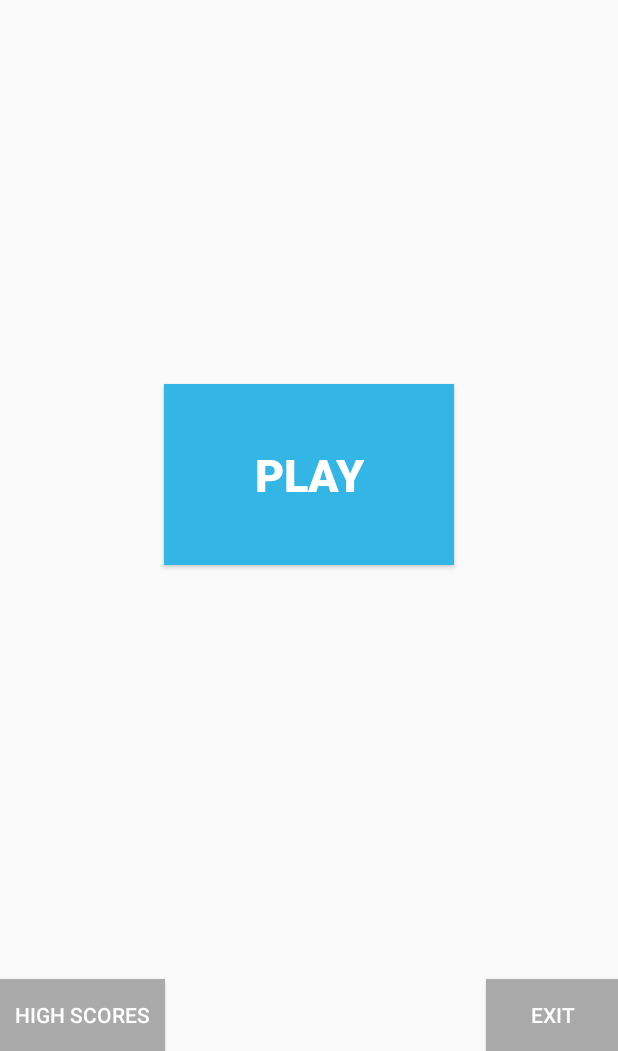
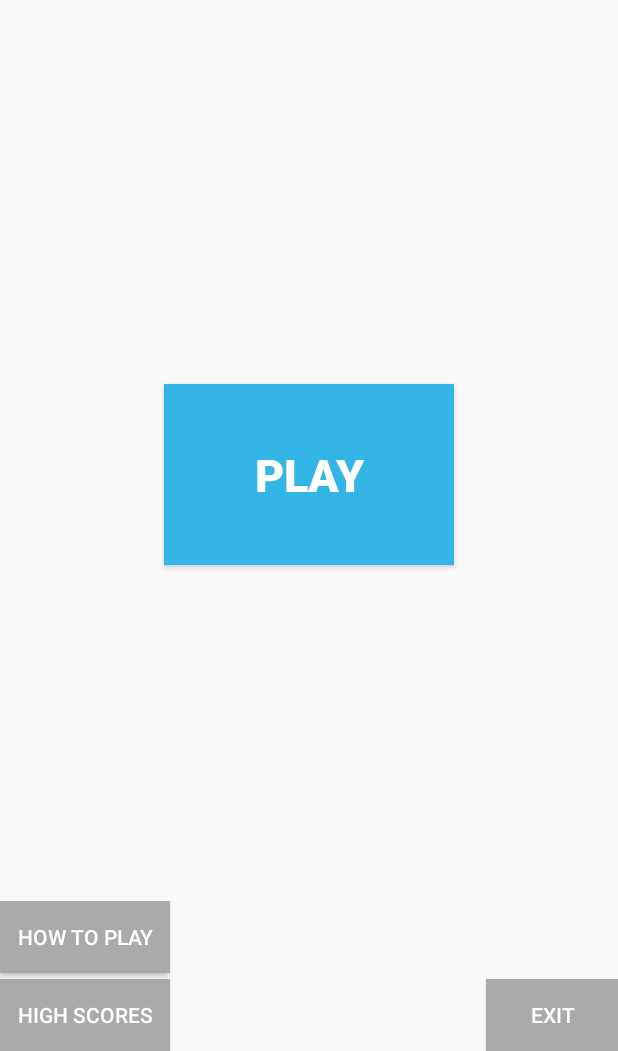
Before and after one commit to Daria2002/android_game_java, an Android app: the screen it shows after launch (MainActivity), on a phone screen of 412 x 824 dp, the part 185-1236 px from its top. Run offline under Robolectric (Android 15) with nearby library versions, the phone set to English and light mode, and no system bars; our stand-ins replace ButterKnife.

Commit message:
Add how to play
How to play button exist in main screen. On button pressed some basic game description displays.

```diff
--- a/app/src/main/AndroidManifest.xml
+++ b/app/src/main/AndroidManifest.xml
@@ -19,6 +19,7 @@
             </intent-filter>
         </activity>
         <activity android:name="suza.project.crazyballs.GameActivity" />
+        <activity android:name="suza.project.crazyballs.HowToPlayActivity" />
         <activity android:name="suza.project.crazyballs.ResultActivity" />
         <activity android:name="suza.project.crazyballs.ScoreActivity"></activity>
     </application>
--- a/app/src/main/java/suza/project/crazyballs/state/BasketGameState.java
+++ b/app/src/main/java/suza/project/crazyballs/state/BasketGameState.java
@@ -105,7 +105,6 @@ public class BasketGameState implements IGameState {
         p.setColor(Color.CYAN);
         canvas.drawRect(0, 0, panel.getWidth(), panel.getHeight(), p);
 
-
         // Draw container objects
         figureContainer.draw(canvas);
 
--- a/app/src/main/res/layout/activity_main.xml
+++ b/app/src/main/res/layout/activity_main.xml
@@ -52,16 +52,35 @@
 
     <Button
         android:id="@+id/btnHighscore"
-        android:text="High scores"
-        android:textColor="@android:color/white"
-        android:layout_width="wrap_content"
+        android:layout_width="113dp"
         android:layout_height="wrap_content"
+        android:layout_alignParentLeft="true"
+        android:layout_alignParentBottom="true"
+        android:layout_marginLeft="0dp"
+        android:layout_marginBottom="0dp"
+        android:background="@android:color/darker_gray"
         android:paddingLeft="10dp"
+        android:paddingTop="5dp"
         android:paddingRight="10dp"
         android:paddingBottom="5dp"
+        android:shadowColor="@android:color/white"
+        android:text="High scores"
+        android:textColor="@android:color/white" />
+
+    <Button
+        android:id="@+id/btnHowToPlay"
+        android:layout_width="113dp"
+        android:layout_height="wrap_content"
+        android:layout_alignParentLeft="true"
+        android:layout_alignParentBottom="true"
+        android:layout_marginLeft="0dp"
+        android:layout_marginBottom="52dp"
+        android:background="@android:color/darker_gray"
+        android:paddingLeft="10dp"
         android:paddingTop="5dp"
-        android:layout_alignParentBottom="true"
-        android:layout_alignParentLeft="true"
+        android:paddingRight="10dp"
+        android:paddingBottom="5dp"
         android:shadowColor="@android:color/white"
-        android:background="@android:color/darker_gray"/>
+        android:text="How to play"
+        android:textColor="@android:color/white" />
 </RelativeLayout>
```
Also changed, not shown: app/src/main/java/suza/project/crazyballs/HowToPlayActivity.java (added, +44 -0 lines), app/src/main/java/suza/project/crazyballs/MainActivity.java (+12 -0 lines), app/src/main/res/layout/activity_howtoplay.xml (added, +28 -0 lines).
